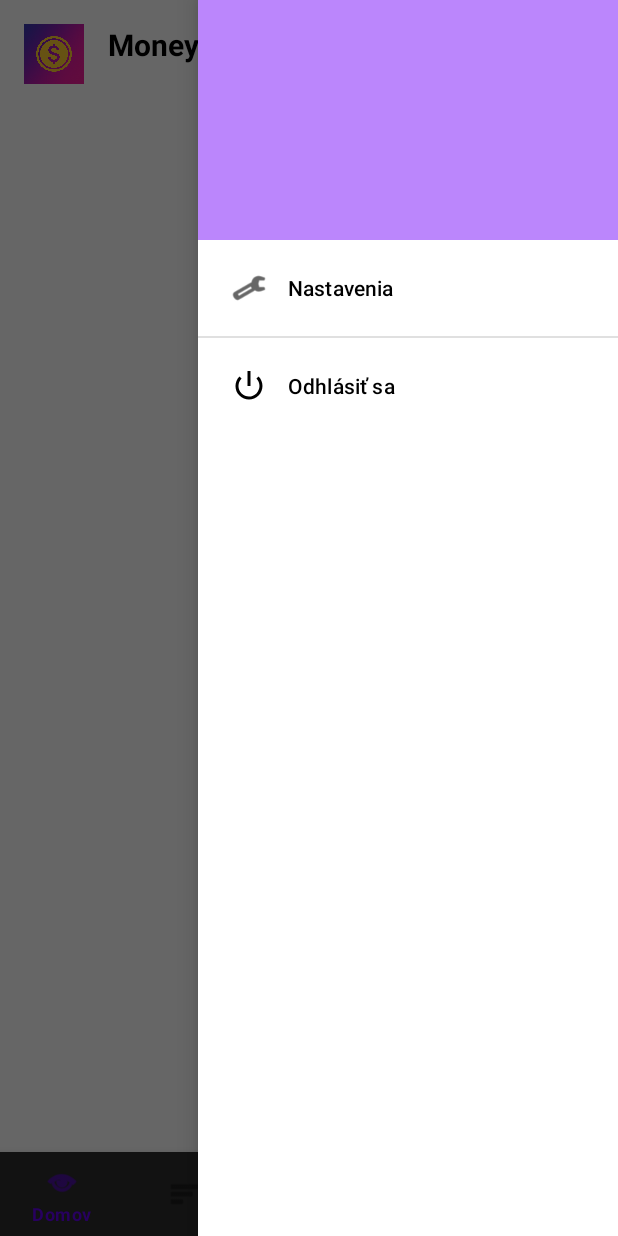
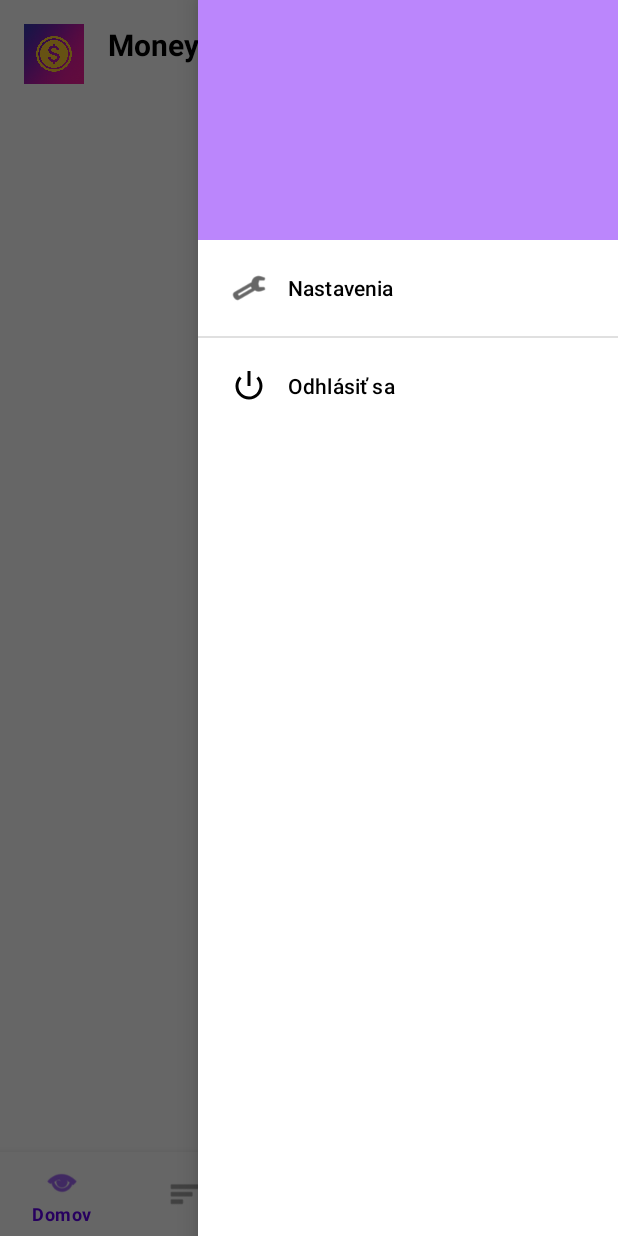
Before and after one commit to Exclypsy/moneytrack, an Android app: the screen it shows after launch once a user with an empty profile is signed in (Home), with the side drawer open, on a phone screen of 412 x 824 dp. Run offline under Robolectric (Android 15) with nearby library versions, the phone set to English and light mode, and no system bars; our stand-ins replace Firebase (no records; nobody signed in at launch, a user with empty details on screens opened directly).

Commit message:
Fix nav menu v activity_home.xml

```diff
--- a/app/src/main/res/layout/activity_home.xml
+++ b/app/src/main/res/layout/activity_home.xml
@@ -76,7 +76,7 @@
             android:id="@+id/bottomNav"
             android:layout_width="0dp"
             android:layout_height="wrap_content"
-            android:background="@color/background_black_secondary"
+            android:background="?attr/background_secondary"
             app:menu="@menu/bottom_nav_menu"
             app:layout_constraintBottom_toBottomOf="parent"
             app:layout_constraintStart_toStartOf="parent"
```
